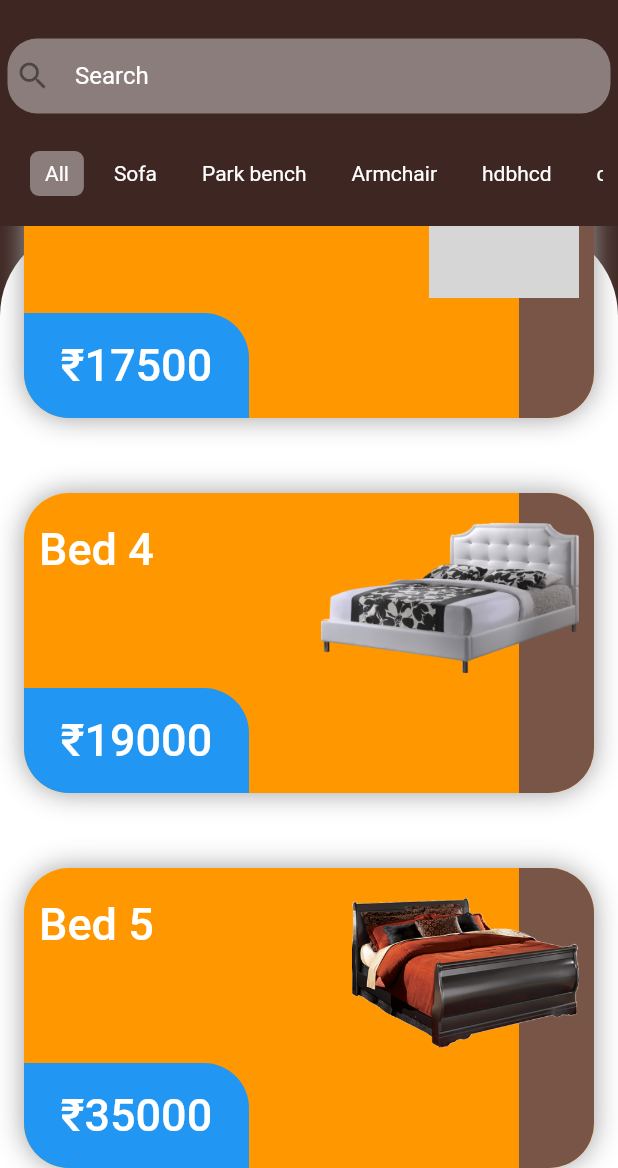
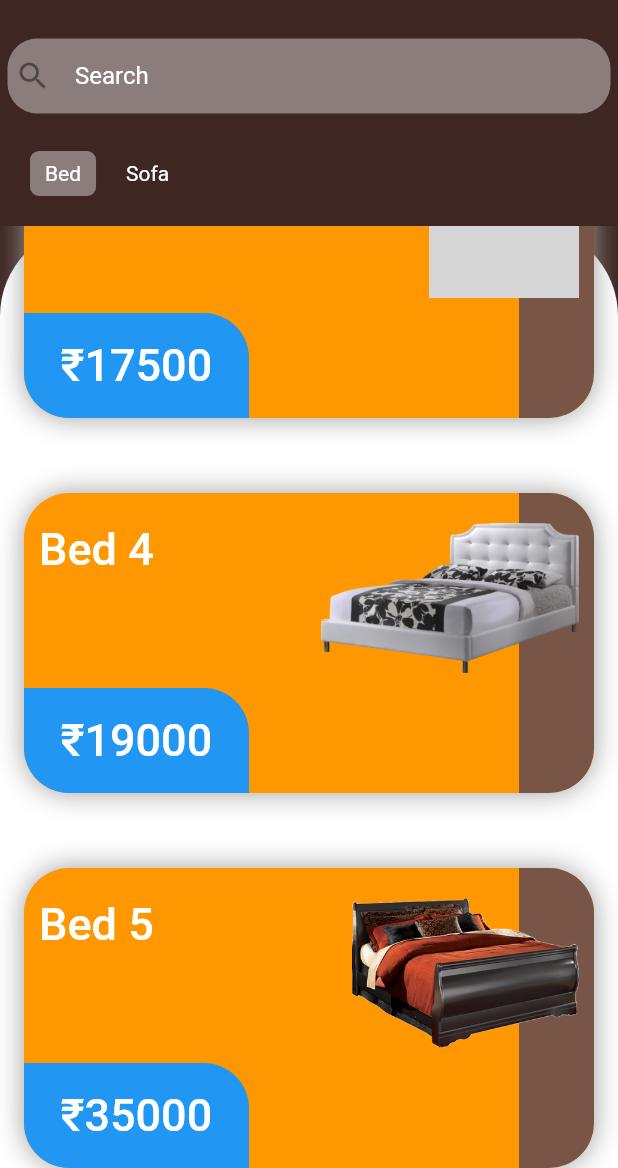
Before and after one commit to luv8860/Furniture-Waalah, a Flutter app: the ProductScreen screen opened directly, scrolled down 622 dp, on a phone screen of 412 x 824 dp, the part 68-1236 px from its top. Run offline on Flutter 3.47's test engine with Material 2 defaults, Android fonts, the phone set to English and light mode, and no system bars; our stand-ins replace animated_splash_screen, auto_size_text, page_transition, simple_animations; grey boxes are pictures that could not be loaded.

Commit message:
new changes

```diff
--- a/lib/screens/body.dart
+++ b/lib/screens/body.dart
@@ -1,9 +1,16 @@
 import 'package:flutter/material.dart';
+import 'package:furniture_waalah/services/bed.dart';
 import 'package:furniture_waalah/services/category_list.dart';
-import 'package:furniture_waalah/services/product_card.dart';
 import 'package:furniture_waalah/services/search_box.dart';
+import 'package:furniture_waalah/services/sofa.dart';
 
-class Body extends StatelessWidget {
+class Body extends StatefulWidget {
+  @override
+  _BodyState createState() => _BodyState();
+}
+
+class _BodyState extends State<Body> {
+  List<Widget> pages =[Bed(),Sofa()];
   @override
   Widget build(BuildContext context) {
     return Column(
@@ -14,34 +21,10 @@ class Body extends StatelessWidget {
         Categorylist(),
         SizedBox(height: 10),
         Expanded(
-            child: Stack(children: [
-          Container(
-            decoration: BoxDecoration(
-                color: Colors.white,
-                borderRadius: BorderRadius.only(
-                    topLeft: Radius.circular(60),
-                    topRight: Radius.circular(60))),
-            child: ListView(
-              children: [
-                SizedBox(height: 50),
-                ProductCard(
-                    imglink: 'assets/bed.png', name: 'Bed 1', price: '₹15000'),
-                SizedBox(height: 50),
-                ProductCard(
-                    imglink: 'assets/bed2.png', name: 'Bed 2', price: '₹25000'),
-                SizedBox(height: 50),
-                ProductCard(
-                    imglink: 'assets/bed3.png', name: 'Bed 3', price: '₹17500'),
-                SizedBox(height: 50),
-                ProductCard(
-                    imglink: 'assets/bed4.png', name: 'Bed 4', price: '₹19000'),
-                SizedBox(height: 50),
-                ProductCard(
-                    imglink: 'assets/bed5.png', name: 'Bed 5', price: '₹35000'),
-              ],
-            ),
-          )
-        ]))
+                  child: PageView(
+    children: pages,
+  ),
+        )
       ],
     );
   }
--- a/lib/screens/signup_page.dart
+++ b/lib/screens/signup_page.dart
@@ -1,7 +1,6 @@
 import 'package:flutter/material.dart';
 import 'package:auto_size_text/auto_size_text.dart';
 import 'package:furniture_waalah/screens/product_screen.dart';
-import 'package:page_transition/page_transition.dart';
 
 
 class Signup extends StatelessWidget {
--- /dev/null
+++ b/lib/services/bed.dart
@@ -0,0 +1,40 @@
+import 'package:flutter/material.dart';
+import 'package:furniture_waalah/services/product_card.dart';
+
+class Bed extends StatelessWidget {
+  const Bed({
+    Key key,
+  }) : super(key: key);
+
+  @override
+  Widget build(BuildContext context) {
+    return Stack(children: [
+      Container(
+    decoration: BoxDecoration(
+        color: Colors.white,
+        borderRadius: BorderRadius.only(
+            topLeft: Radius.circular(60),
+            topRight: Radius.circular(60))),
+    child: ListView(
+      children: [
+        SizedBox(height: 50),
+        ProductCard(
+            imglink: 'assets/bed.png', name: 'Bed 1', price: '₹15000'),
+        SizedBox(height: 50),
+        ProductCard(
+            imglink: 'assets/bed2.png', name: 'Bed 2', price: '₹25000'),
+        SizedBox(height: 50),
+        ProductCard(
+            imglink: 'assets/bed3.png', name: 'Bed 3', price: '₹17500'),
+        SizedBox(height: 50),
+        ProductCard(
+            imglink: 'assets/bed4.png', name: 'Bed 4', price: '₹19000'),
+        SizedBox(height: 50),
+        ProductCard(
+            imglink: 'assets/bed5.png', name: 'Bed 5', price: '₹35000'),
+      ],
+    ),
+      )
+    ]);
+  }
+}
--- a/lib/services/category_list.dart
+++ b/lib/services/category_list.dart
@@ -1,4 +1,5 @@
 import 'package:flutter/material.dart';
+
 
 class Categorylist extends StatefulWidget {
   @override
@@ -7,7 +8,8 @@ class Categorylist extends StatefulWidget {
 
 class _CategorylistState extends State<Categorylist> {
   int selectedindex=0;
-  List categories=['All','Sofa','Park bench','Armchair','hdbhcd','cadsckjac','askcbsa'];
+  List categories=['Bed','Sofa'];
+
   @override
   Widget build(BuildContext context) {
     return Container(
--- a/pubspec.yaml
+++ b/pubspec.yaml
@@ -64,6 +64,11 @@ flutter:
     - assets/bed3.png
     - assets/bed4.png
     - assets/bed5.png
+    - assets/sofa 1.png
+    - assets/sofa 2.png
+    - assets/sofa 3.png
+    - assets/sofa 4.png
+    - assets/sofa 5.png
 
   # An image asset can refer to one or more resolution-specific "variants", see
   # https://flutter.dev/assets-and-images/#resolution-aware.
```
Also changed, not shown: lib/services/product_card.dart (+9 -5 lines), lib/services/sofa.dart (added, +41 -0 lines), assets/sofa 1.png (added), assets/sofa 2.png (added), assets/sofa 5.png (added), 2 other files.
